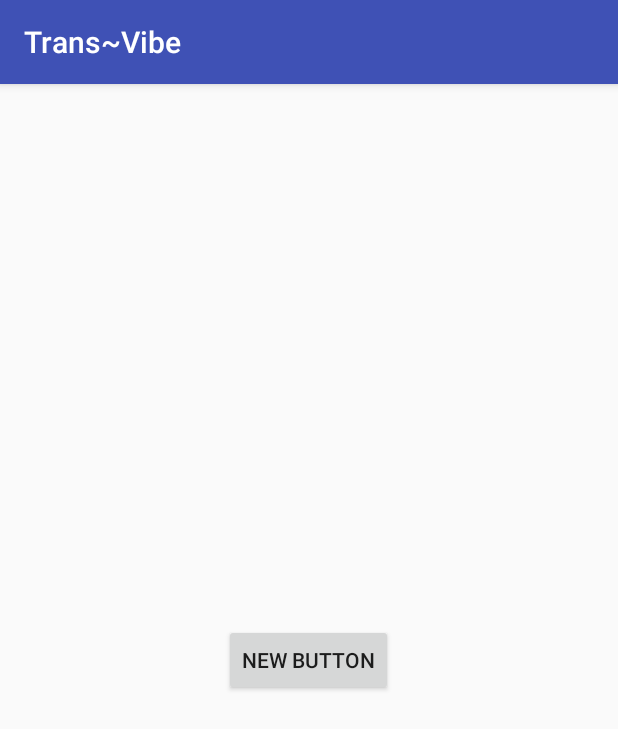
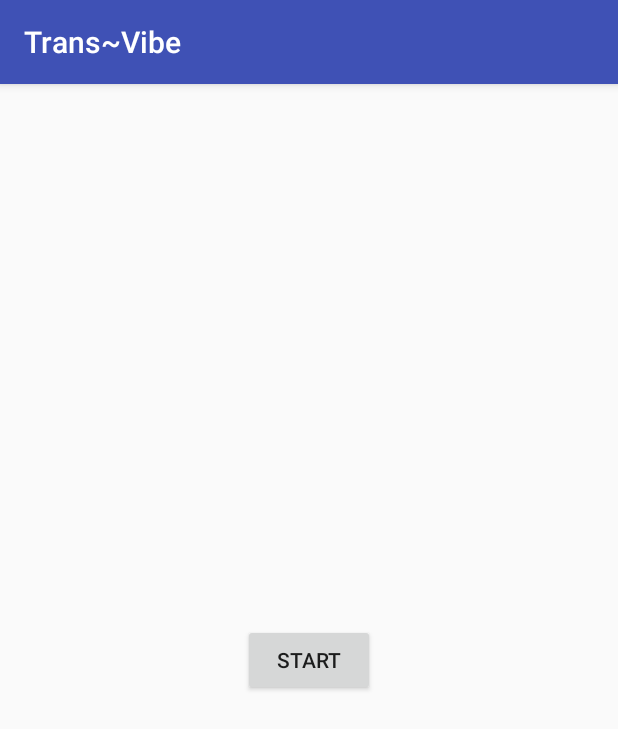
Before and after one commit to sayon794/Trans-Vibe, an Android app: the screen it shows after launch (MainActivity), on a phone screen of 412 x 824 dp. Shown: the top 729 px of the screen. Run offline under Robolectric (Android 15) with nearby library versions, the phone set to English and light mode, and no system bars.

Commit message:
Fixed back button

```diff
--- a/app/src/main/java/team15/com/transvibe/WaveActivity.java
+++ b/app/src/main/java/team15/com/transvibe/WaveActivity.java
@@ -86,6 +86,9 @@ public class WaveActivity extends AppCompatActivity {
         else if ((keyCode == KeyEvent.KEYCODE_VOLUME_UP)){
             waveView.drawingThread.setSpeedUp();
         }
+        else if((keyCode == KeyEvent.KEYCODE_BACK)){
+            onBackPressed();
+        }
         return true;
     }
 
--- a/app/src/main/res/layout/activity_main.xml
+++ b/app/src/main/res/layout/activity_main.xml
@@ -12,7 +12,7 @@
     <Button
         android:layout_width="wrap_content"
         android:layout_height="wrap_content"
-        android:text="New Button"
+        android:text="Start"
         android:id="@+id/button"
         android:layout_centerVertical="true"
         android:layout_centerHorizontal="true"
```
